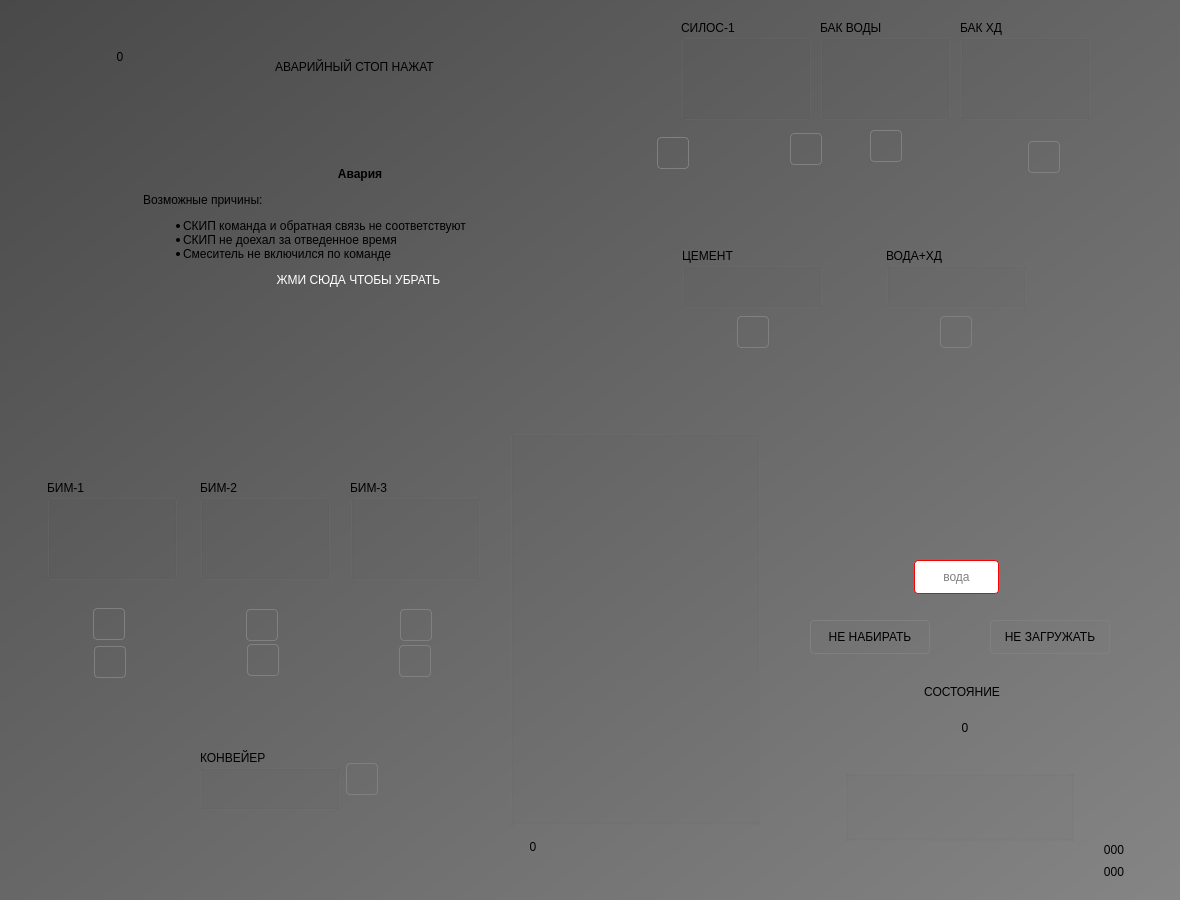
Qt form ui/Home.ui (vlinnik/ip_250411) before a commit.
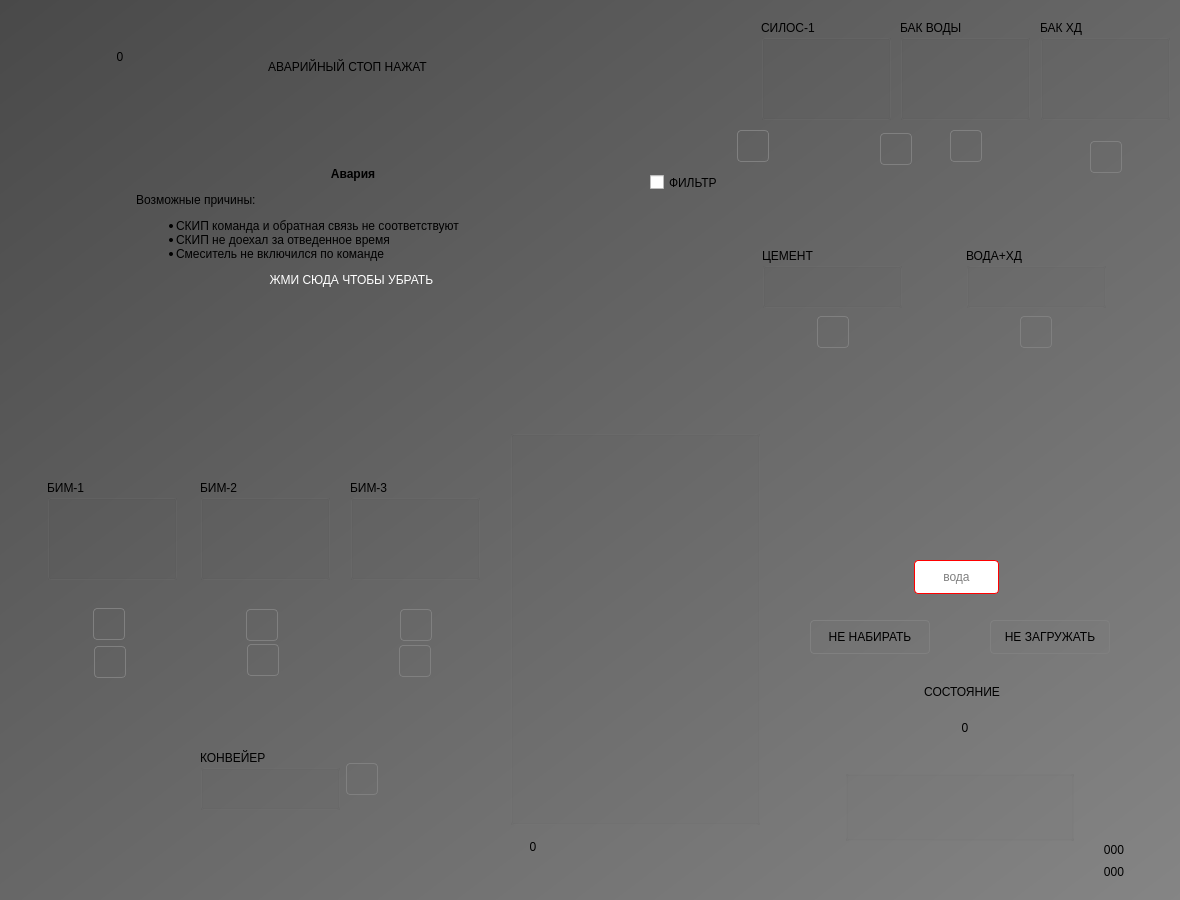
The same form after that commit. Icons and pictures are not drawn. Custom widgets are drawn as their Qt base class.

Patch:
```diff
--- a/ui/Home.ui
+++ b/ui/Home.ui
@@ -131,7 +131,7 @@
   <widget class="RuntimeTrend" name="runtimetrend">
    <property name="geometry">
     <rect>
-     <x>16</x>
+     <x>9</x>
      <y>13</y>
      <width>623</width>
      <height>405</height>
@@ -155,7 +155,7 @@
   <widget class="Animation" name="dosator_1">
    <property name="geometry">
     <rect>
-     <x>696</x>
+     <x>776</x>
      <y>214</y>
      <width>113</width>
      <height>238</height>
@@ -216,7 +216,7 @@
   <widget class="Animation" name="dosator_2">
    <property name="geometry">
     <rect>
-     <x>900</x>
+     <x>980</x>
      <y>212</y>
      <width>115</width>
      <height>174</height>
@@ -259,7 +259,7 @@
   <widget class="Animation" name="container_1">
    <property name="geometry">
     <rect>
-     <x>690</x>
+     <x>772</x>
      <y>130</y>
      <width>106</width>
      <height>50</height>
@@ -277,31 +277,7 @@
   <widget class="Animation" name="container_2">
    <property name="geometry">
     <rect>
-     <x>910</x>
-     <y>132</y>
-     <width>42</width>
-     <height>42</height>
-    </rect>
-   </property>
-   <property name="contextMenuPolicy">
-    <enum>Qt::CustomContextMenu</enum>
-   </property>
-   <property name="source">
-    <url>
-     <string>qrc:/concrete/valve.mng</string>
-    </url>
-   </property>
-   <property name="running">
-    <bool>false</bool>
-   </property>
-   <property name="playbackHints">
-    <set>Animation::Bounce</set>
-   </property>
-  </widget>
-  <widget class="Animation" name="container_3">
-   <property name="geometry">
-    <rect>
-     <x>960</x>
+     <x>990</x>
      <y>132</y>
      <width>42</width>
      <height>42</height>
@@ -666,7 +642,7 @@
   <widget class="DosatorPanel" name="dpanel_1">
    <property name="geometry">
     <rect>
-     <x>682</x>
+     <x>762</x>
      <y>248</y>
      <width>140</width>
      <height>60</height>
@@ -679,7 +655,7 @@
   <widget class="DosatorPanel" name="dpanel_2">
    <property name="geometry">
     <rect>
-     <x>886</x>
+     <x>966</x>
      <y>248</y>
      <width>140</width>
      <height>60</height>
@@ -708,7 +684,7 @@
   <widget class="DoserPanel" name="cpanel_1">
    <property name="geometry">
     <rect>
-     <x>681</x>
+     <x>761</x>
      <y>20</y>
      <width>130</width>
      <height>100</height>
@@ -721,7 +697,7 @@
   <widget class="DoserPanel" name="cpanel_2">
    <property name="geometry">
     <rect>
-     <x>820</x>
+     <x>900</x>
      <y>20</y>
      <width>130</width>
      <height>100</height>
@@ -734,7 +710,7 @@
   <widget class="DoserPanel" name="cpanel_3">
    <property name="geometry">
     <rect>
-     <x>960</x>
+     <x>1040</x>
      <y>20</y>
      <width>130</width>
      <height>100</height>
@@ -799,7 +775,7 @@
   <widget class="QPushButton" name="open_1">
    <property name="geometry">
     <rect>
-     <x>790</x>
+     <x>880</x>
      <y>133</y>
      <width>32</width>
      <height>32</height>
@@ -966,7 +942,7 @@
   <widget class="Animation" name="apump_1">
    <property name="geometry">
     <rect>
-     <x>1000</x>
+     <x>1060</x>
      <y>120</y>
      <width>84</width>
      <height>82</height>
@@ -983,7 +959,7 @@
    <widget class="QPushButton" name="open_3">
     <property name="geometry">
      <rect>
-      <x>28</x>
+      <x>30</x>
       <y>21</y>
       <width>32</width>
       <height>32</height>
@@ -1003,8 +979,8 @@
   <widget class="QPushButton" name="vibrator_4">
    <property name="geometry">
     <rect>
-     <x>657</x>
-     <y>137</y>
+     <x>737</x>
+     <y>130</y>
      <width>32</width>
      <height>32</height>
     </rect>
@@ -1028,7 +1004,7 @@
    </property>
    <property name="geometry">
     <rect>
-     <x>580</x>
+     <x>630</x>
      <y>0</y>
      <width>128</width>
      <height>408</height>
@@ -1044,7 +1020,7 @@
   <widget class="QLabel" name="hlevel_1">
    <property name="geometry">
     <rect>
-     <x>641</x>
+     <x>680</x>
      <y>56</y>
      <width>22</width>
      <height>22</height>
@@ -1060,7 +1036,7 @@
   <widget class="QLabel" name="llevel_1">
    <property name="geometry">
     <rect>
-     <x>642</x>
+     <x>680</x>
      <y>265</y>
      <width>22</width>
      <height>22</height>
@@ -1076,7 +1052,7 @@
   <widget class="QPushButton" name="open_2">
    <property name="geometry">
     <rect>
-     <x>870</x>
+     <x>950</x>
      <y>130</y>
      <width>32</width>
      <height>32</height>
@@ -1095,7 +1071,7 @@
   <widget class="Animation" name="rain_2">
    <property name="geometry">
     <rect>
-     <x>943</x>
+     <x>1023</x>
      <y>376</y>
      <width>32</width>
      <height>95</height>
@@ -1221,7 +1197,7 @@
   <widget class="Animation" name="rain_9">
    <property name="geometry">
     <rect>
-     <x>918</x>
+     <x>998</x>
      <y>168</y>
      <width>32</width>
      <height>95</height>
@@ -1236,24 +1212,6 @@
     <set>Animation::Ceaseless</set>
    </property>
   </widget>
-  <widget class="Animation" name="rain_10">
-   <property name="geometry">
-    <rect>
-     <x>967</x>
-     <y>167</y>
-     <width>32</width>
-     <height>95</height>
-    </rect>
-   </property>
-   <property name="source">
-    <url>
-     <string>qrc:/concrete/water-rain.mng</string>
-    </url>
-   </property>
-   <property name="playbackHints">
-    <set>Animation::Ceaseless</set>
-   </property>
-  </widget>
   <widget class="QLabel" name="label_2">
    <property name="geometry">
     <rect>
@@ -1276,7 +1234,7 @@
   <widget class="QLabel" name="emergency">
    <property name="geometry">
     <rect>
-     <x>143</x>
+     <x>136</x>
      <y>132</y>
      <width>434</width>
      <height>191</height>
@@ -1326,7 +1284,7 @@
   <widget class="QLabel" name="emergency_2">
    <property name="geometry">
     <rect>
-     <x>227</x>
+     <x>220</x>
      <y>31</y>
      <width>255</width>
      <height>71</height>
@@ -1380,6 +1338,38 @@
     <string>sys</string>
    </property>
   </widget>
+  <widget class="QCheckBox" name="filter_en_1">
+   <property name="geometry">
+    <rect>
+     <x>650</x>
+     <y>170</y>
+     <width>85</width>
+     <height>25</height>
+    </rect>
+   </property>
+   <property name="text">
+    <string>ФИЛЬТР</string>
+   </property>
+  </widget>
+  <widget class="QLabel" name="filter_on_1">
+   <property name="geometry">
+    <rect>
+     <x>710</x>
+     <y>12</y>
+     <width>22</width>
+     <height>22</height>
+    </rect>
+   </property>
+   <property name="text">
+    <string/>
+   </property>
+   <property name="pixmap">
+    <pixmap resource="../resources/concrete.qrc">:/concrete/bolt.png</pixmap>
+   </property>
+   <property name="scaledContents">
+    <bool>true</bool>
+   </property>
+  </widget>
   <zorder>elevator_below_1</zorder>
   <zorder>label_2</zorder>
   <zorder>rain_9</zorder>
```
Left out of the diff: 4 changed lines with no effect on the pictures.
